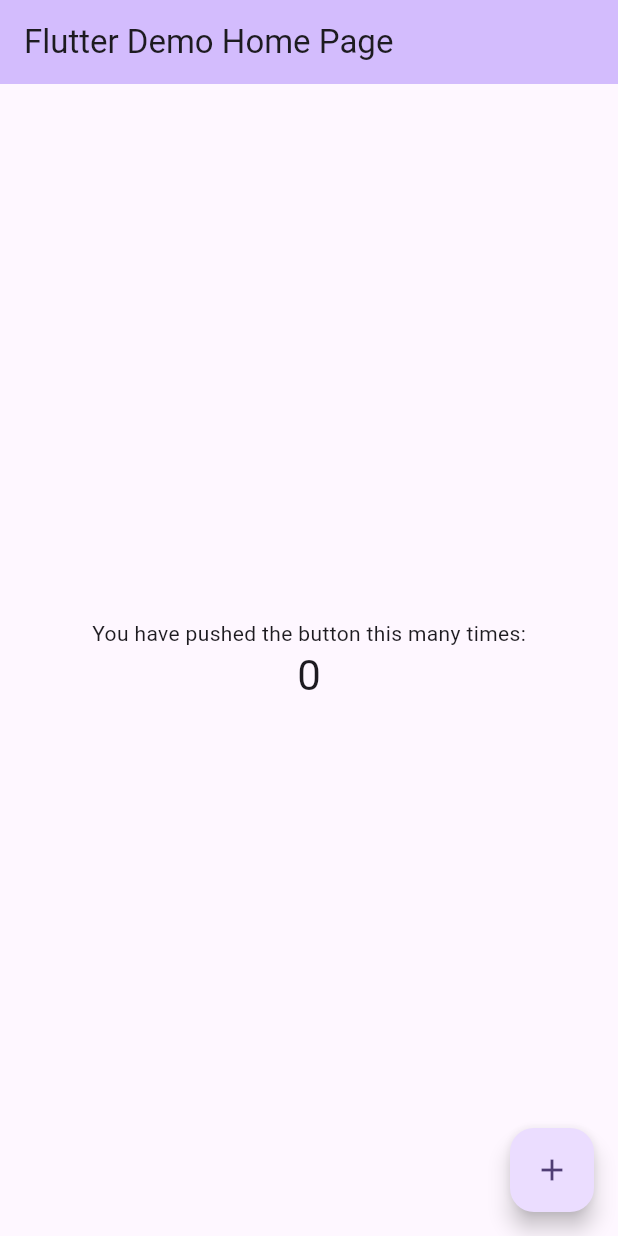
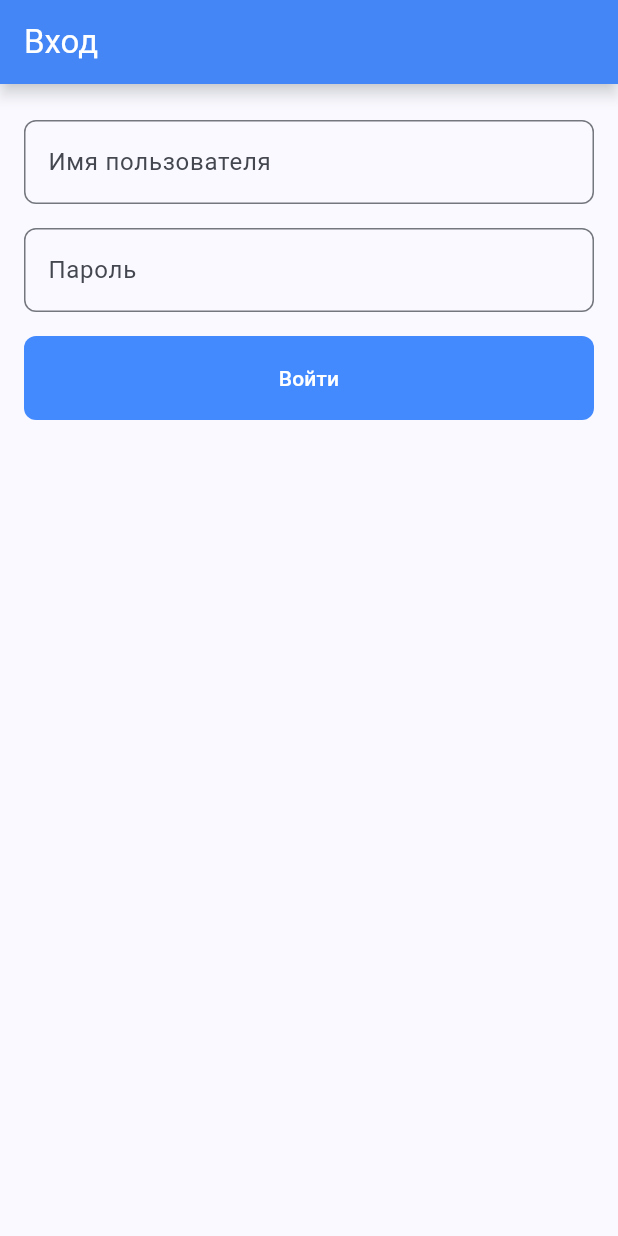
Before and after one commit to kyborq/omega_practice, a Flutter app: the screen it shows after launch, on a phone screen of 412 x 824 dp. Run offline on Flutter 3.47's test engine with Material 2 defaults, Android fonts, the light colour scheme and no system bars.

Commit message:
Добавлена верстка виджета входа

```diff
--- /dev/null
+++ b/lib/app/home_page.dart
@@ -0,0 +1,19 @@
+import 'package:flutter/material.dart';
+import 'package:omega_practice/app/widgets/login_widget.dart';
+
+class HomePage extends StatelessWidget {
+  const HomePage({super.key});
+
+  @override
+  Widget build(BuildContext context) {
+    return Scaffold(
+        appBar: AppBar(
+          title: const Text('Вход'),
+          backgroundColor: Colors.blueAccent,
+          foregroundColor: Colors.white,
+          elevation: 4,
+          shadowColor: Colors.blueGrey[50],
+        ),
+        body: const LoginWidget());
+  }
+}
--- /dev/null
+++ b/lib/app/widgets/login_widget.dart
@@ -0,0 +1,72 @@
+import 'package:flutter/material.dart';
+
+class LoginWidget extends StatefulWidget {
+  const LoginWidget({super.key});
+
+  @override
+  State<LoginWidget> createState() => _LoginWidgetState();
+}
+
+class _LoginWidgetState extends State<LoginWidget> {
+  final _loginController = TextEditingController();
+  final _passwordController = TextEditingController();
+  final _focusNode = FocusNode();
+
+  @override
+  void dispose() {
+    _loginController.dispose();
+    _passwordController.dispose();
+    _focusNode.dispose();
+    super.dispose();
+  }
+
+  @override
+  build(BuildContext context) {
+    return GestureDetector(
+      onTap: () => _focusNode.unfocus(),
+      child: Container(
+        padding: const EdgeInsets.symmetric(horizontal: 16, vertical: 24),
+        child: Column(children: [
+          TextField(
+            controller: _loginController,
+            decoration: InputDecoration(
+                border: OutlineInputBorder(
+                    borderRadius: BorderRadius.circular(8.0)),
+                label: const Text('Имя пользователя')),
+          ),
+          const SizedBox(height: 16),
+          TextField(
+            controller: _passwordController,
+            obscureText: true,
+            decoration: InputDecoration(
+                border: OutlineInputBorder(
+                    borderRadius: BorderRadius.circular(8.0)),
+                label: const Text('Пароль')),
+          ),
+          const SizedBox(height: 16),
+          Align(
+              alignment: AlignmentDirectional.bottomCenter,
+              child: TextButton(
+                style: ButtonStyle(
+                  backgroundColor:
+                      MaterialStateProperty.all<Color>(Colors.blueAccent),
+                  foregroundColor:
+                      MaterialStateProperty.all<Color>(Colors.white),
+                  minimumSize: MaterialStateProperty.all<Size>(
+                      const Size(double.infinity, 56)),
+                  shape: MaterialStateProperty.all<RoundedRectangleBorder>(
+                    RoundedRectangleBorder(
+                      borderRadius: BorderRadius.circular(8.0),
+                    ),
+                  ),
+                ),
+                onPressed: () {
+                  // ...
+                },
+                child: const Text('Войти'),
+              ))
+        ]),
+      ),
+    );
+  }
+}
--- a/lib/main.dart
+++ b/lib/main.dart
@@ -1,4 +1,5 @@
 import 'package:flutter/material.dart';
+import 'package:omega_practice/app/home_page.dart';
 
 void main() {
   runApp(const MyApp());
@@ -7,119 +8,15 @@ void main() {
 class MyApp extends StatelessWidget {
   const MyApp({super.key});
 
-  // This widget is the root of your application.
   @override
   Widget build(BuildContext context) {
     return MaterialApp(
       title: 'Flutter Demo',
       theme: ThemeData(
-        // This is the theme of your application.
-        //
-        // TRY THIS: Try running your application with "flutter run". You'll see
-        // the application has a blue toolbar. Then, without quitting the app,
-        // try changing the seedColor in the colorScheme below to Colors.green
-        // and then invoke "hot reload" (save your changes or press the "hot
-        // reload" button in a Flutter-supported IDE, or press "r" if you used
-        // the command line to start the app).
-        //
-        // Notice that the counter didn't reset back to zero; the application
-        // state is not lost during the reload. To reset the state, use hot
-        // restart instead.
-        //
-        // This works for code too, not just values: Most code changes can be
-        // tested with just a hot reload.
-        colorScheme: ColorScheme.fromSeed(seedColor: Colors.deepPurple),
+        colorScheme: ColorScheme.fromSeed(seedColor: Colors.blueAccent),
         useMaterial3: true,
       ),
-      home: const MyHomePage(title: 'Flutter Demo Home Page'),
+      home: const HomePage(),
     );
   }
 }
-
-class MyHomePage extends StatefulWidget {
-  const MyHomePage({super.key, required this.title});
-
-  // This widget is the home page of your application. It is stateful, meaning
-  // that it has a State object (defined below) that contains fields that affect
-  // how it looks.
-
-  // This class is the configuration for the state. It holds the values (in this
-  // case the title) provided by the parent (in this case the App widget) and
-  // used by the build method of the State. Fields in a Widget subclass are
-  // always marked "final".
-
-  final String title;
-
-  @override
-  State<MyHomePage> createState() => _MyHomePageState();
-}
-
-class _MyHomePageState extends State<MyHomePage> {
-  int _counter = 0;
-
-  void _incrementCounter() {
-    setState(() {
-      // This call to setState tells the Flutter framework that something has
-      // changed in this State, which causes it to rerun the build method below
-      // so that the display can reflect the updated values. If we changed
-      // _counter without calling setState(), then the build method would not be
-      // called again, and so nothing would appear to happen.
-      _counter++;
-    });
-  }
-
-  @override
-  Widget build(BuildContext context) {
-    // This method is rerun every time setState is called, for instance as done
-    // by the _incrementCounter method above.
-    //
-    // The Flutter framework has been optimized to make rerunning build methods
-    // fast, so that you can just rebuild anything that needs updating rather
-    // than having to individually change instances of widgets.
-    return Scaffold(
-      appBar: AppBar(
-        // TRY THIS: Try changing the color here to a specific color (to
-        // Colors.amber, perhaps?) and trigger a hot reload to see the AppBar
-        // change color while the other colors stay the same.
-        backgroundColor: Theme.of(context).colorScheme.inversePrimary,
-        // Here we take the value from the MyHomePage object that was created by
-        // the App.build method, and use it to set our appbar title.
-        title: Text(widget.title),
-      ),
-      body: Center(
-        // Center is a layout widget. It takes a single child and positions it
-        // in the middle of the parent.
-        child: Column(
-          // Column is also a layout widget. It takes a list of children and
-          // arranges them vertically. By default, it sizes itself to fit its
-          // children horizontally, and tries to be as tall as its parent.
-          //
-          // Column has various properties to control how it sizes itself and
-          // how it positions its children. Here we use mainAxisAlignment to
-          // center the children vertically; the main axis here is the vertical
-          // axis because Columns are vertical (the cross axis would be
-          // horizontal).
-          //
-          // TRY THIS: Invoke "debug painting" (choose the "Toggle Debug Paint"
-          // action in the IDE, or press "p" in the console), to see the
-          // wireframe for each widget.
-          mainAxisAlignment: MainAxisAlignment.center,
-          children: <Widget>[
-            const Text(
-              'You have pushed the button this many times:',
-            ),
-            Text(
-              '$_counter',
-              style: Theme.of(context).textTheme.headlineMedium,
-            ),
-          ],
-        ),
-      ),
-      floatingActionButton: FloatingActionButton(
-        onPressed: _incrementCounter,
-        tooltip: 'Increment',
-        child: const Icon(Icons.add),
-      ), // This trailing comma makes auto-formatting nicer for build methods.
-    );
-  }
-}
```
